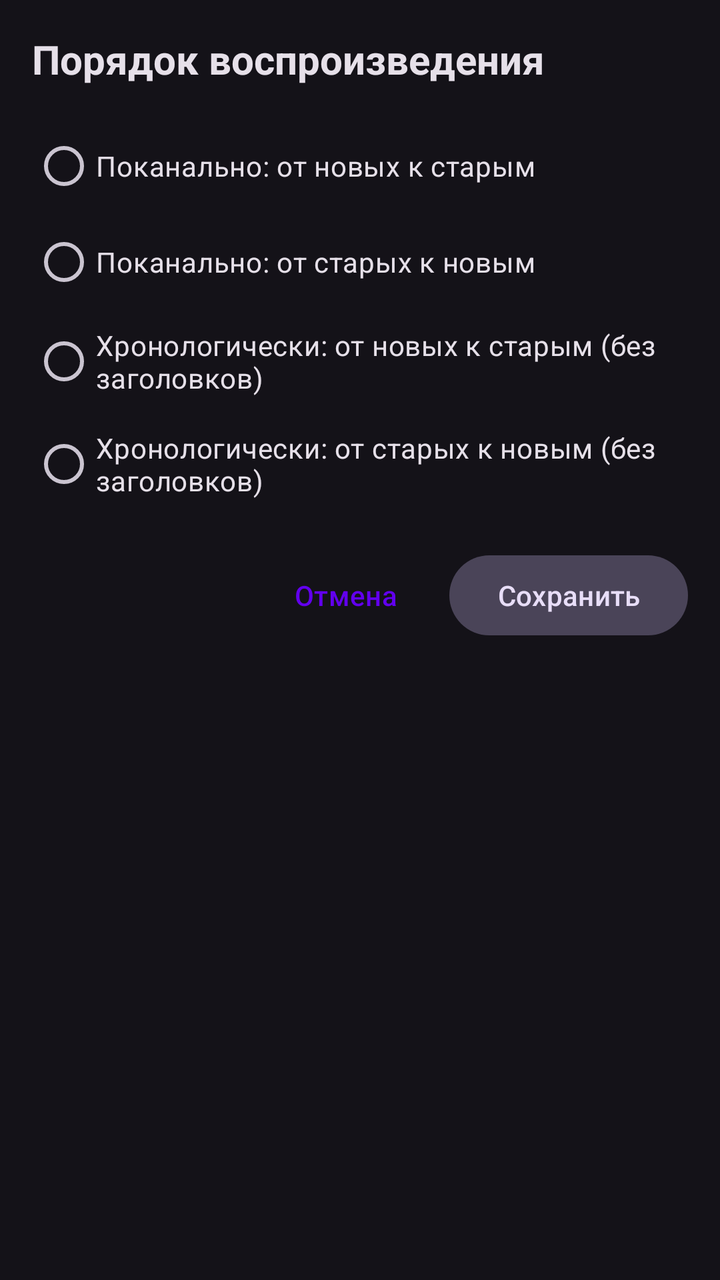
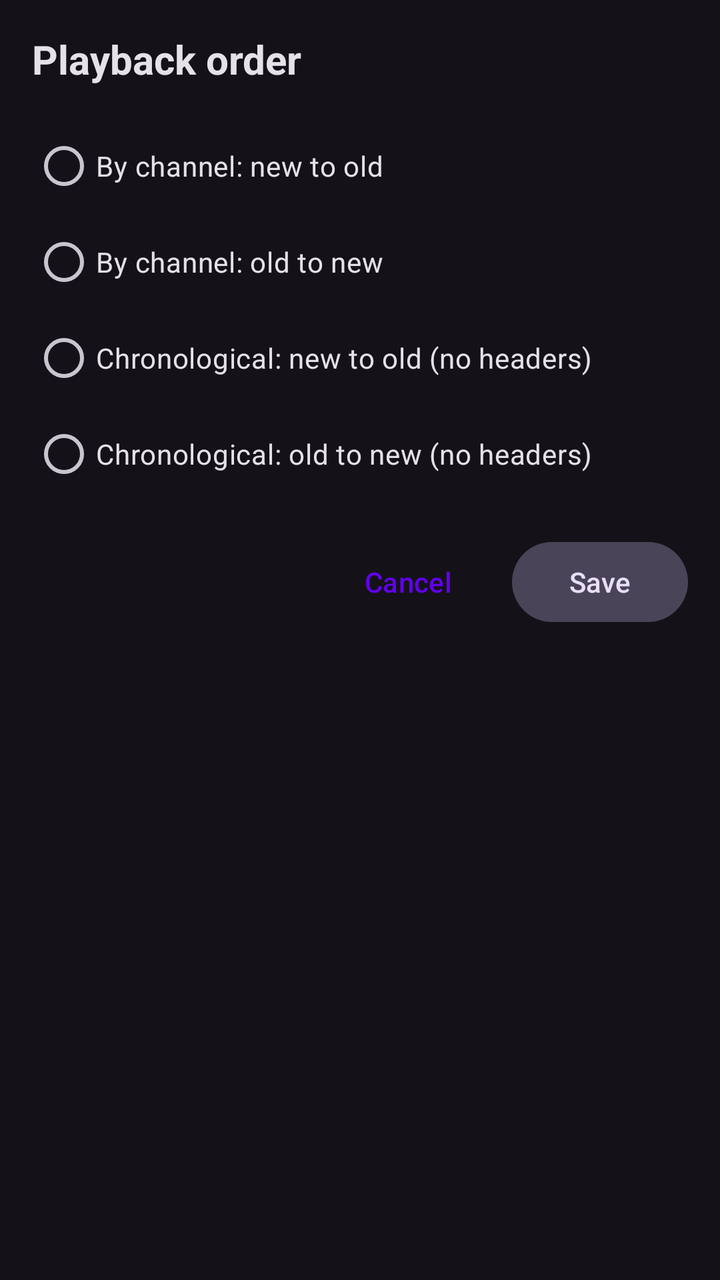

Screens rendered from an Android XML layout before and after an edit, with the pre-edit source and the edit as a unified diff.
<!-- AndroidManifest.xml: application theme Theme.TelegramNewsReader -->
<!-- res/layout/dialog_news_order.xml -->
<?xml version="1.0" encoding="utf-8"?>
<LinearLayout xmlns:android="http://schemas.android.com/apk/res/android"
    android:layout_width="match_parent"
    android:layout_height="wrap_content"
    android:orientation="vertical"
    android:padding="16dp">

    <TextView
        android:layout_width="wrap_content"
        android:layout_height="wrap_content"
        android:text="Порядок воспроизведения"
        android:textSize="20sp"
        android:textStyle="bold"
        android:layout_marginBottom="16dp"
        android:textColor="?attr/colorOnSurface" />

    <RadioGroup
        android:id="@+id/rg_news_order"
        android:layout_width="match_parent"
        android:layout_height="wrap_content"
        android:orientation="vertical">

        <RadioButton
            android:id="@+id/rb_order_by_channel_new_first"
            android:layout_width="match_parent"
            android:layout_height="wrap_content"
            android:text="Поканально: от новых к старым"
            android:paddingVertical="8dp" />

        <RadioButton
            android:id="@+id/rb_order_by_channel_old_first"
            android:layout_width="match_parent"
            android:layout_height="wrap_content"
            android:text="Поканально: от старых к новым"
            android:paddingVertical="8dp" />

        <RadioButton
            android:id="@+id/rb_order_chronological_new_first"
            android:layout_width="match_parent"
            android:layout_height="wrap_content"
            android:text="Хронологически: от новых к старым (без заголовков)"
            android:paddingVertical="8dp" />

        <RadioButton
            android:id="@+id/rb_order_chronological_old_first"
            android:layout_width="match_parent"
            android:layout_height="wrap_content"
            android:text="Хронологически: от старых к новым (без заголовков)"
            android:paddingVertical="8dp" />

    </RadioGroup>

    <LinearLayout
        android:layout_width="match_parent"
        android:layout_height="wrap_content"
        android:orientation="horizontal"
        android:gravity="end"
        android:layout_marginTop="16dp">

        <Button
            android:id="@+id/btn_cancel_order"
            style="@style/Widget.Material3.Button.TextButton"
            android:layout_width="wrap_content"
            android:layout_height="wrap_content"
            android:text="Отмена" />

        <Button
            android:id="@+id/btn_save_order"
            style="@style/Widget.Material3.Button.TonalButton"
            android:layout_width="wrap_content"
            android:layout_height="wrap_content"
            android:text="Сохранить"
            android:layout_marginStart="8dp" />

    </LinearLayout>

</LinearLayout>
<!-- resources referenced by this layout -->
<resources>
  <style name="Theme.TelegramNewsReader" parent="Theme.TelegramNewsReader.Purple" />
  <style name="Theme.TelegramNewsReader.Purple" parent="Theme.Material3.Dark.NoActionBar">
          <item name="colorPrimary">@color/purple_500</item>
          <item name="colorPrimaryVariant">@color/purple_700</item>
          <item name="colorOnPrimary">@color/white</item>
          <item name="android:statusBarColor">?attr/colorPrimaryVariant</item>
          <item name="actionBarStyle">@style/CustomActionBarStyle</item>
      </style>
  <color name="purple_500">#FF6200EE</color>
  <color name="purple_700">#FF3700B3</color>
  <color name="white">#FFFFFFFF</color>
  <style name="CustomActionBarStyle" parent="Widget.Material3.ActionBar.Solid">
          <item name="titleTextStyle">@style/CustomActionBarTitle</item>
          <item name="android:titleTextStyle">@style/CustomActionBarTitle</item>
      </style>
  <style name="CustomActionBarTitle" parent="TextAppearance.Material3.ActionBar.Title">
          <item name="android:textSize">18sp</item>
          <item name="android:textStyle">bold</item>
          <item name="android:textColor">@color/white</item>
          <item name="android:gravity">center</item>
          <item name="android:layout_gravity">center</item>
      </style>
</resources>

<!-- the commit's change to res/layout/dialog_news_order.xml (unified diff, before → after) -->
@@ -8,7 +8,7 @@
     <TextView
         android:layout_width="wrap_content"
         android:layout_height="wrap_content"
-        android:text="Порядок воспроизведения"
+        android:text="@string/playback_order_title"
         android:textSize="20sp"
         android:textStyle="bold"
         android:layout_marginBottom="16dp"
@@ -24,28 +24,28 @@
             android:id="@+id/rb_order_by_channel_new_first"
             android:layout_width="match_parent"
             android:layout_height="wrap_content"
-            android:text="Поканально: от новых к старым"
+            android:text="@string/order_by_channel_new_first"
             android:paddingVertical="8dp" />
 
         <RadioButton
             android:id="@+id/rb_order_by_channel_old_first"
             android:layout_width="match_parent"
             android:layout_height="wrap_content"
-            android:text="Поканально: от старых к новым"
+            android:text="@string/order_by_channel_old_first"
             android:paddingVertical="8dp" />
 
         <RadioButton
             android:id="@+id/rb_order_chronological_new_first"
             android:layout_width="match_parent"
             android:layout_height="wrap_content"
-            android:text="Хронологически: от новых к старым (без заголовков)"
+            android:text="@string/order_chronological_new_first"
             android:paddingVertical="8dp" />
 
         <RadioButton
             android:id="@+id/rb_order_chronological_old_first"
             android:layout_width="match_parent"
             android:layout_height="wrap_content"
-            android:text="Хронологически: от старых к новым (без заголовков)"
+            android:text="@string/order_chronological_old_first"
             android:paddingVertical="8dp" />
 
     </RadioGroup>
@@ -62,14 +62,14 @@
             style="@style/Widget.Material3.Button.TextButton"
             android:layout_width="wrap_content"
             android:layout_height="wrap_content"
-            android:text="Отмена" />
+            android:text="@string/cancel" />
 
         <Button
             android:id="@+id/btn_save_order"
             style="@style/Widget.Material3.Button.TonalButton"
             android:layout_width="wrap_content"
             android:layout_height="wrap_content"
-            android:text="Сохранить"
+            android:text="@string/save"
             android:layout_marginStart="8dp" />
 
     </LinearLayout>
<!-- resource entries referenced after the edit -->
@@ -1,5 +1,12 @@
 <!-- resources referenced by this layout -->
 <resources>
+  <string name="cancel">Cancel</string>
+  <string name="order_by_channel_new_first">By channel: new to old</string>
+  <string name="order_by_channel_old_first">By channel: old to new</string>
+  <string name="order_chronological_new_first">Chronological: new to old (no headers)</string>
+  <string name="order_chronological_old_first">Chronological: old to new (no headers)</string>
+  <string name="playback_order_title">Playback order</string>
+  <string name="save">Save</string>
   <style name="Theme.TelegramNewsReader" parent="Theme.TelegramNewsReader.Purple" />
   <style name="Theme.TelegramNewsReader.Purple" parent="Theme.Material3.Dark.NoActionBar">
           <item name="colorPrimary">@color/purple_500</item>
